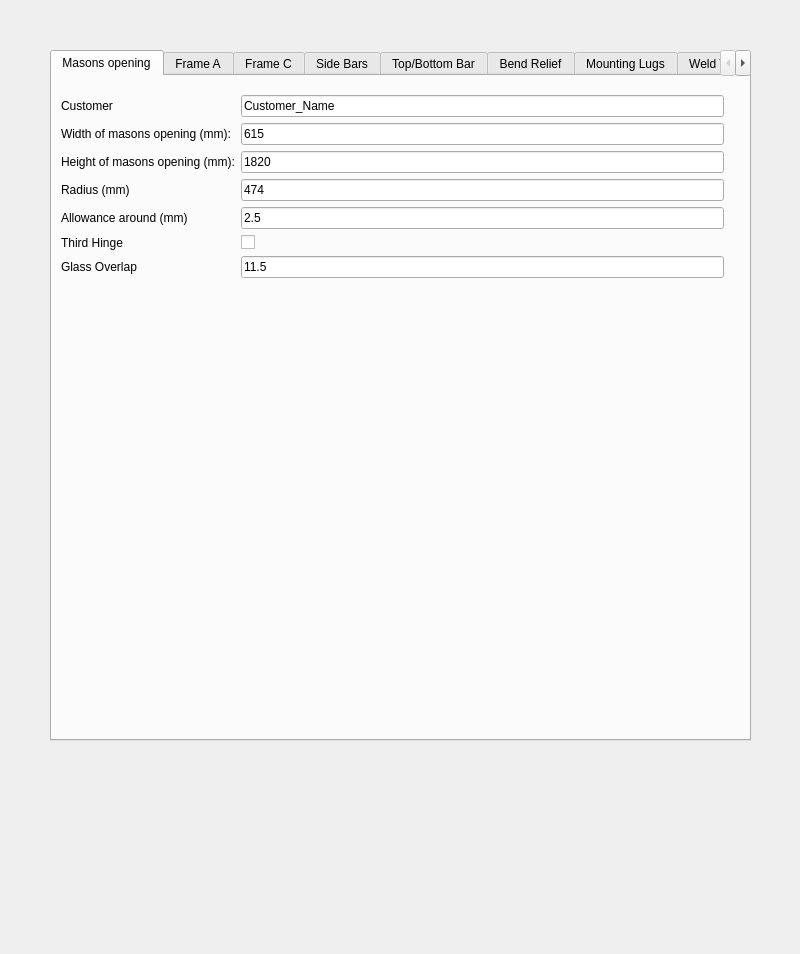
Old version of the form src/Gothic.ui in the repository kyloe/HalfaxIronWorks.
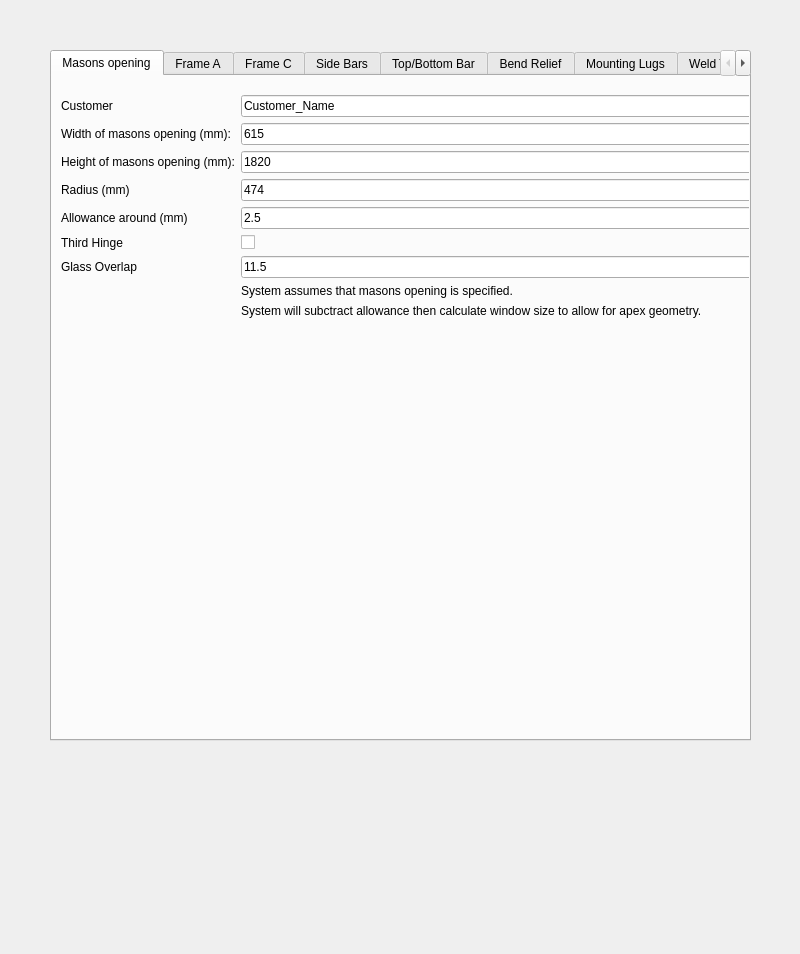
New version of the form. The open tabs and pages were chosen to show the change.

Commit message: Add comments to UI to explain why allowance is made om gothic windows (to allow for variable geometry at apex as radius varies)

What changed in the file:
```diff
--- a/src/Gothic.ui
+++ b/src/Gothic.ui
@@ -43,7 +43,7 @@
       <rect>
        <x>0</x>
        <y>10</y>
-       <width>681</width>
+       <width>713</width>
        <height>280</height>
       </rect>
      </property>
@@ -164,6 +164,20 @@
         </property>
        </widget>
       </item>
+      <item row="10" column="1">
+       <widget class="QLabel" name="label_68">
+        <property name="text">
+         <string>System assumes that masons opening is specified. </string>
+        </property>
+       </widget>
+      </item>
+      <item row="11" column="1">
+       <widget class="QLabel" name="label_69">
+        <property name="text">
+         <string>System will subctract allowance then calculate window size to allow for apex geometry.</string>
+        </property>
+       </widget>
+      </item>
      </layout>
     </widget>
    </widget>
```
Left out of the diff: 2 changed lines with no effect on the pictures.
